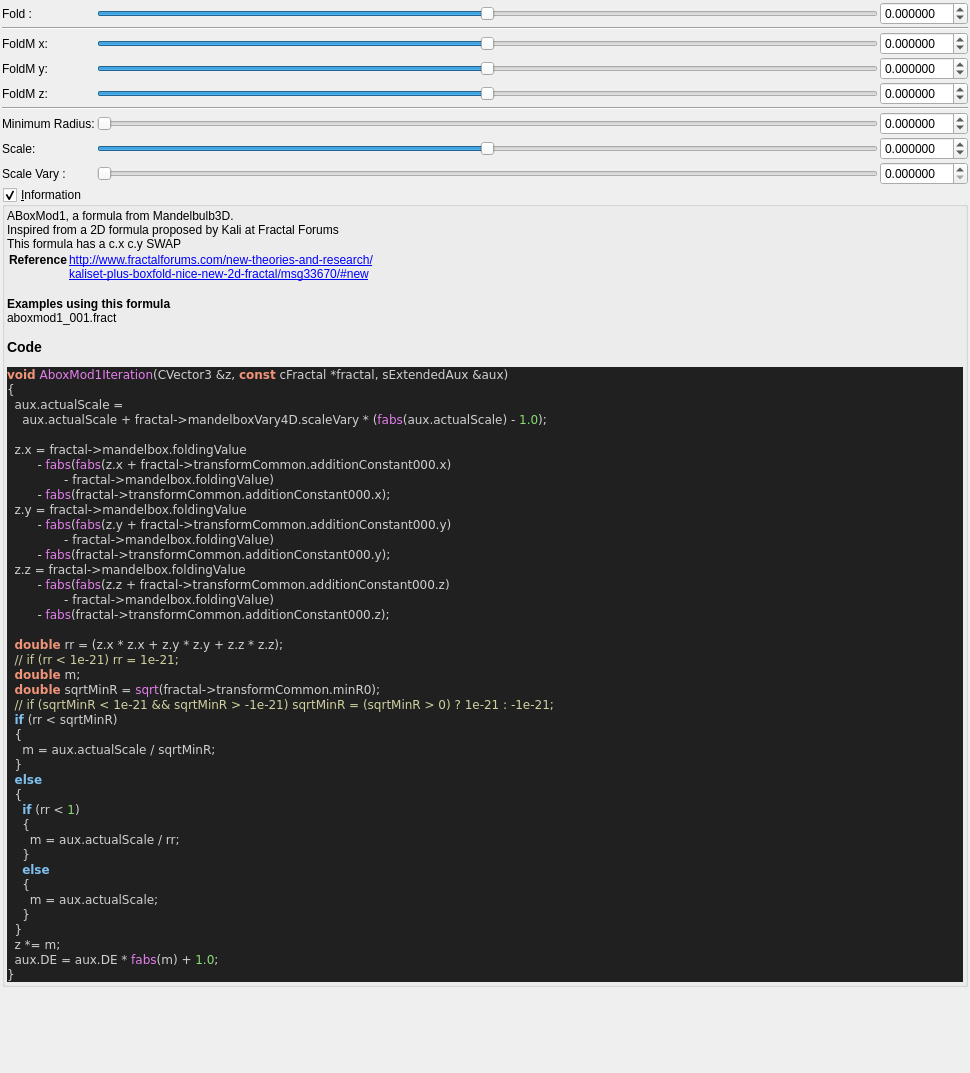
Above: mandelbulber2/qt_data/fractal_aboxMod1.ui from buddhi1980/mandelbulber2 before the change. Below: the same form after it.
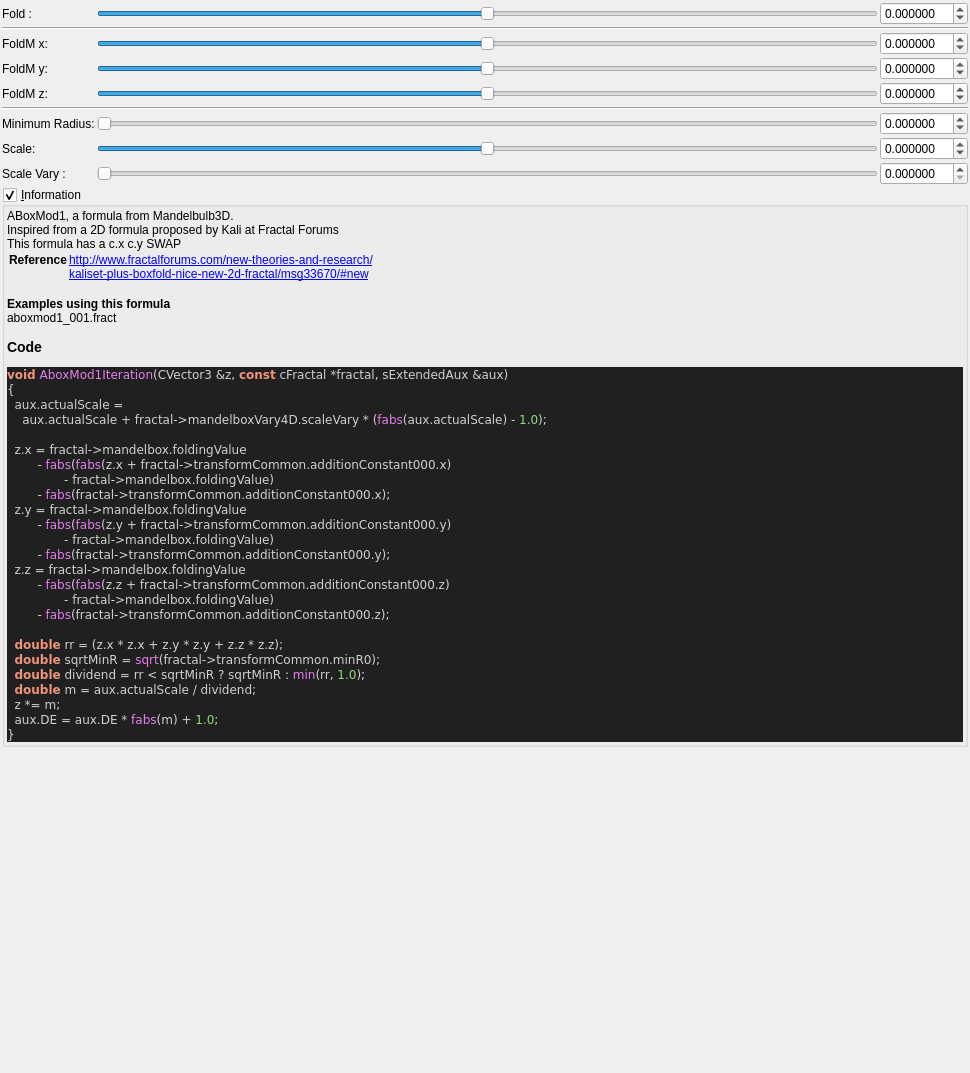
That is the form after the change. Custom widgets are drawn as their Qt base class.

What changed in the file:
```diff
--- a/mandelbulber2/qt_data/fractal_aboxMod1.ui
+++ b/mandelbulber2/qt_data/fractal_aboxMod1.ui
@@ -490,25 +490,9 @@
         &lt;span style=&quot;color:#d0d0d0&quot;&gt;-&lt;/span&gt; &lt;span style=&quot;color:#e47eed&quot;&gt;fabs&lt;/span&gt;&lt;span style=&quot;color:#d0d0d0&quot;&gt;(&lt;/span&gt;fractal&lt;span style=&quot;color:#d0d0d0&quot;&gt;-&amp;gt;&lt;/span&gt;transformCommon&lt;span style=&quot;color:#d0d0d0&quot;&gt;.&lt;/span&gt;additionConstant000&lt;span style=&quot;color:#d0d0d0&quot;&gt;.&lt;/span&gt;z&lt;span style=&quot;color:#d0d0d0&quot;&gt;);&lt;/span&gt;
 
   &lt;span style=&quot;color:#f09479; font-weight:bold&quot;&gt;double&lt;/span&gt; rr &lt;span style=&quot;color:#d0d0d0&quot;&gt;= (&lt;/span&gt;z&lt;span style=&quot;color:#d0d0d0&quot;&gt;.&lt;/span&gt;x &lt;span style=&quot;color:#d0d0d0&quot;&gt;*&lt;/span&gt; z&lt;span style=&quot;color:#d0d0d0&quot;&gt;.&lt;/span&gt;x &lt;span style=&quot;color:#d0d0d0&quot;&gt;+&lt;/span&gt; z&lt;span style=&quot;color:#d0d0d0&quot;&gt;.&lt;/span&gt;y &lt;span style=&quot;color:#d0d0d0&quot;&gt;*&lt;/span&gt; z&lt;span style=&quot;color:#d0d0d0&quot;&gt;.&lt;/span&gt;y &lt;span style=&quot;color:#d0d0d0&quot;&gt;+&lt;/span&gt; z&lt;span style=&quot;color:#d0d0d0&quot;&gt;.&lt;/span&gt;z &lt;span style=&quot;color:#d0d0d0&quot;&gt;*&lt;/span&gt; z&lt;span style=&quot;color:#d0d0d0&quot;&gt;.&lt;/span&gt;z&lt;span style=&quot;color:#d0d0d0&quot;&gt;);&lt;/span&gt;
-  &lt;span style=&quot;color:#d0d0a0&quot;&gt;// if (rr &amp;lt; 1e-21) rr = 1e-21;&lt;/span&gt;
-  &lt;span style=&quot;color:#f09479; font-weight:bold&quot;&gt;double&lt;/span&gt; m&lt;span style=&quot;color:#d0d0d0&quot;&gt;;&lt;/span&gt;
   &lt;span style=&quot;color:#f09479; font-weight:bold&quot;&gt;double&lt;/span&gt; sqrtMinR &lt;span style=&quot;color:#d0d0d0&quot;&gt;=&lt;/span&gt; &lt;span style=&quot;color:#e47eed&quot;&gt;sqrt&lt;/span&gt;&lt;span style=&quot;color:#d0d0d0&quot;&gt;(&lt;/span&gt;fractal&lt;span style=&quot;color:#d0d0d0&quot;&gt;-&amp;gt;&lt;/span&gt;transformCommon&lt;span style=&quot;color:#d0d0d0&quot;&gt;.&lt;/span&gt;minR0&lt;span style=&quot;color:#d0d0d0&quot;&gt;);&lt;/span&gt;
-  &lt;span style=&quot;color:#d0d0a0&quot;&gt;// if (sqrtMinR &amp;lt; 1e-21 &amp;amp;&amp;amp; sqrtMinR &amp;gt; -1e-21) sqrtMinR = (sqrtMinR &amp;gt; 0) ? 1e-21 : -1e-21;&lt;/span&gt;
-  &lt;span style=&quot;color:#7ec0ee; font-weight:bold&quot;&gt;if&lt;/span&gt; &lt;span style=&quot;color:#d0d0d0&quot;&gt;(&lt;/span&gt;rr &lt;span style=&quot;color:#d0d0d0&quot;&gt;&amp;lt;&lt;/span&gt; sqrtMinR&lt;span style=&quot;color:#d0d0d0&quot;&gt;)&lt;/span&gt;
-  &lt;span style=&quot;color:#d0d0d0&quot;&gt;{&lt;/span&gt;
-    m &lt;span style=&quot;color:#d0d0d0&quot;&gt;=&lt;/span&gt; aux&lt;span style=&quot;color:#d0d0d0&quot;&gt;.&lt;/span&gt;actualScale &lt;span style=&quot;color:#d0d0d0&quot;&gt;/&lt;/span&gt; sqrtMinR&lt;span style=&quot;color:#d0d0d0&quot;&gt;;&lt;/span&gt;
-  &lt;span style=&quot;color:#d0d0d0&quot;&gt;}&lt;/span&gt;
-  &lt;span style=&quot;color:#7ec0ee; font-weight:bold&quot;&gt;else&lt;/span&gt;
-  &lt;span style=&quot;color:#d0d0d0&quot;&gt;{&lt;/span&gt;
-    &lt;span style=&quot;color:#7ec0ee; font-weight:bold&quot;&gt;if&lt;/span&gt; &lt;span style=&quot;color:#d0d0d0&quot;&gt;(&lt;/span&gt;rr &lt;span style=&quot;color:#d0d0d0&quot;&gt;&amp;lt;&lt;/span&gt; &lt;span style=&quot;color:#87df71&quot;&gt;1&lt;/span&gt;&lt;span style=&quot;color:#d0d0d0&quot;&gt;)&lt;/span&gt;
-    &lt;span style=&quot;color:#d0d0d0&quot;&gt;{&lt;/span&gt;
-      m &lt;span style=&quot;color:#d0d0d0&quot;&gt;=&lt;/span&gt; aux&lt;span style=&quot;color:#d0d0d0&quot;&gt;.&lt;/span&gt;actualScale &lt;span style=&quot;color:#d0d0d0&quot;&gt;/&lt;/span&gt; rr&lt;span style=&quot;color:#d0d0d0&quot;&gt;;&lt;/span&gt;
-    &lt;span style=&quot;color:#d0d0d0&quot;&gt;}&lt;/span&gt;
-    &lt;span style=&quot;color:#7ec0ee; font-weight:bold&quot;&gt;else&lt;/span&gt;
-    &lt;span style=&quot;color:#d0d0d0&quot;&gt;{&lt;/span&gt;
-      m &lt;span style=&quot;color:#d0d0d0&quot;&gt;=&lt;/span&gt; aux&lt;span style=&quot;color:#d0d0d0&quot;&gt;.&lt;/span&gt;actualScale&lt;span style=&quot;color:#d0d0d0&quot;&gt;;&lt;/span&gt;
-    &lt;span style=&quot;color:#d0d0d0&quot;&gt;}&lt;/span&gt;
-  &lt;span style=&quot;color:#d0d0d0&quot;&gt;}&lt;/span&gt;
+  &lt;span style=&quot;color:#f09479; font-weight:bold&quot;&gt;double&lt;/span&gt; dividend &lt;span style=&quot;color:#d0d0d0&quot;&gt;=&lt;/span&gt; rr &lt;span style=&quot;color:#d0d0d0&quot;&gt;&amp;lt;&lt;/span&gt; sqrtMinR ? sqrtMinR &lt;span style=&quot;color:#d0d0d0&quot;&gt;:&lt;/span&gt; &lt;span style=&quot;color:#e47eed&quot;&gt;min&lt;/span&gt;&lt;span style=&quot;color:#d0d0d0&quot;&gt;(&lt;/span&gt;rr&lt;span style=&quot;color:#d0d0d0&quot;&gt;,&lt;/span&gt; &lt;span style=&quot;color:#87df71&quot;&gt;1.0&lt;/span&gt;&lt;span style=&quot;color:#d0d0d0&quot;&gt;);&lt;/span&gt;
+  &lt;span style=&quot;color:#f09479; font-weight:bold&quot;&gt;double&lt;/span&gt; m &lt;span style=&quot;color:#d0d0d0&quot;&gt;=&lt;/span&gt; aux&lt;span style=&quot;color:#d0d0d0&quot;&gt;.&lt;/span&gt;actualScale &lt;span style=&quot;color:#d0d0d0&quot;&gt;/&lt;/span&gt; dividend&lt;span style=&quot;color:#d0d0d0&quot;&gt;;&lt;/span&gt;
   z &lt;span style=&quot;color:#d0d0d0&quot;&gt;*=&lt;/span&gt; m&lt;span style=&quot;color:#d0d0d0&quot;&gt;;&lt;/span&gt;
   aux&lt;span style=&quot;color:#d0d0d0&quot;&gt;.&lt;/span&gt;DE &lt;span style=&quot;color:#d0d0d0&quot;&gt;=&lt;/span&gt; aux&lt;span style=&quot;color:#d0d0d0&quot;&gt;.&lt;/span&gt;DE &lt;span style=&quot;color:#d0d0d0&quot;&gt;*&lt;/span&gt; &lt;span style=&quot;color:#e47eed&quot;&gt;fabs&lt;/span&gt;&lt;span style=&quot;color:#d0d0d0&quot;&gt;(&lt;/span&gt;m&lt;span style=&quot;color:#d0d0d0&quot;&gt;) +&lt;/span&gt; &lt;span style=&quot;color:#87df71&quot;&gt;1.0&lt;/span&gt;&lt;span style=&quot;color:#d0d0d0&quot;&gt;;&lt;/span&gt;
 &lt;span style=&quot;color:#d0d0d0&quot;&gt;}&lt;/span&gt;
```
